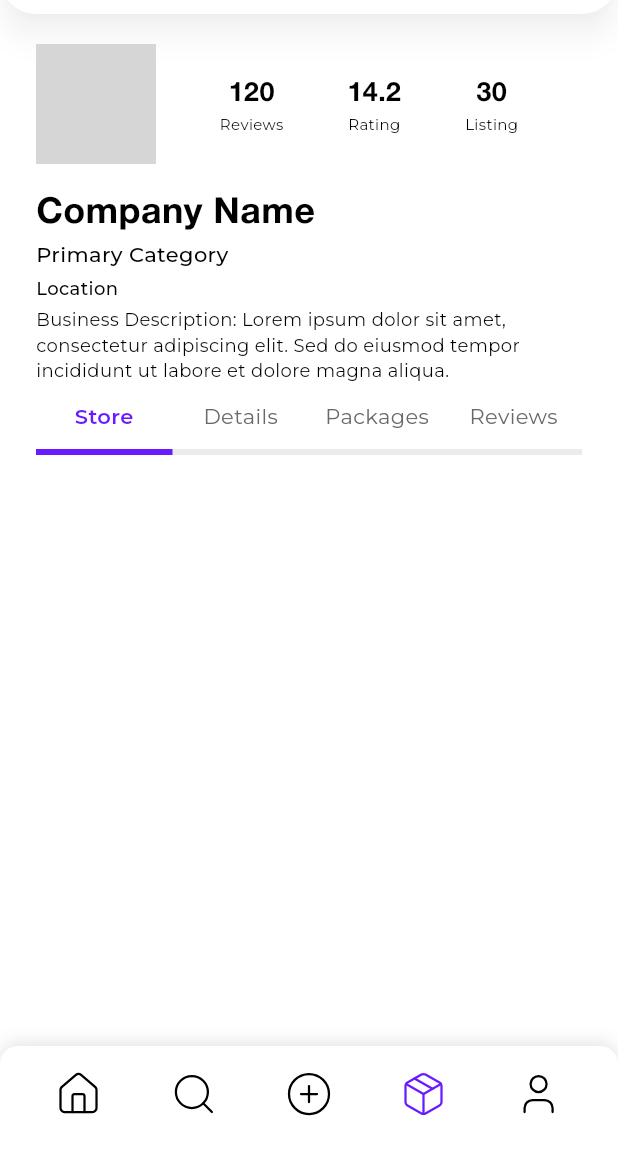
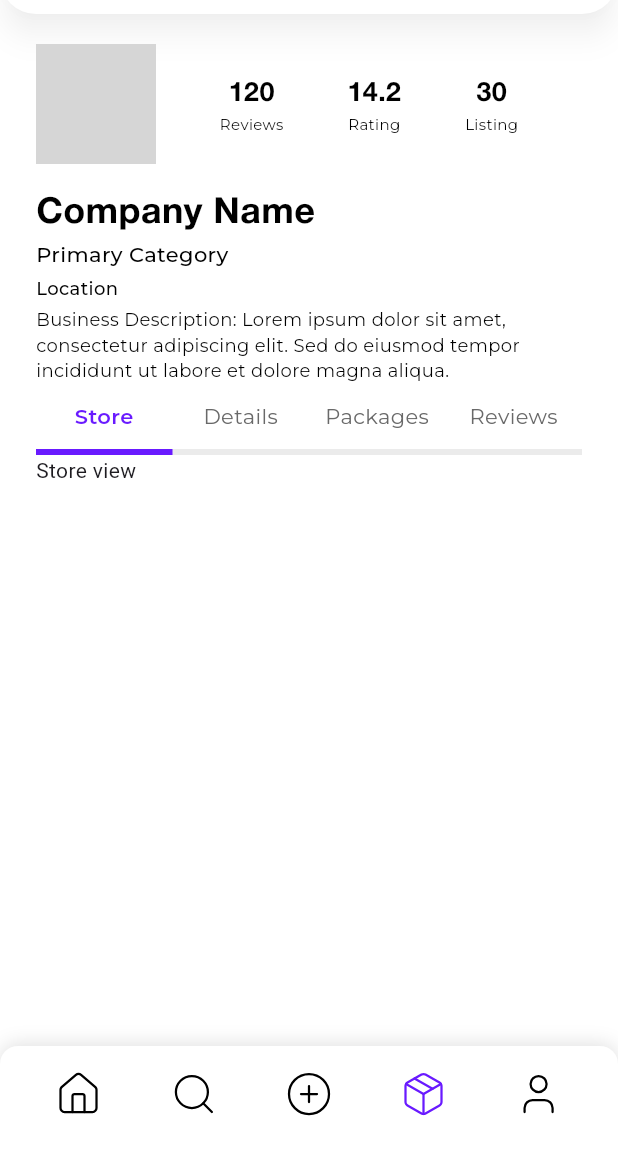
Before and after one commit to Manas1255/PlugdIn, a Flutter app: the VendorStoreScreen screen opened by its route, on a phone screen of 412 x 824 dp, the part 70-1236 px from its top. Run offline on Flutter 3.47's test engine with Material 3 defaults, Android fonts, the phone set to English and light mode, and no system bars; drawn by our look-alikes of cached_network_image, toastification; our stand-ins replace bloc, device_info_plus, device_preview, dio, equatable, firebase_remote_config and 11 more; missing offline and left inert: stream_chat_flutter; accounts and stored records are empty; generated files the repository leaves out were written again; network calls fail; grey boxes are pictures that could not be loaded.

Commit message:
Feat: Vendor store static tab bar implemented

```diff
--- a/lib/features/vendor/store/presentation/cubit/state.dart
+++ b/lib/features/vendor/store/presentation/cubit/state.dart
@@ -1,23 +1,29 @@
 import 'package:equatable/equatable.dart';
 import 'package:plugdin/enums/role_type.dart';
+import 'package:plugdin/enums/store_view_type.dart';
 
 class VendorStoreState extends Equatable {
   const VendorStoreState({
     this.selectedRoleType = RoleType.none,
+    this.storeViewType = StoreViewType.storeView,
   });
 
   final RoleType? selectedRoleType;
+  final StoreViewType storeViewType;
 
   VendorStoreState copyWith({
     RoleType? selectedRoleType,
+    StoreViewType? storeViewType,
   }) {
     return VendorStoreState(
       selectedRoleType: selectedRoleType ?? this.selectedRoleType,
+      storeViewType: storeViewType ?? this.storeViewType,
     );
   }
 
   @override
   List<Object?> get props => [
     selectedRoleType,
+    storeViewType,
   ];
 }
--- a/lib/features/vendor/store/presentation/views/store_screen.dart
+++ b/lib/features/vendor/store/presentation/views/store_screen.dart
@@ -1,12 +1,60 @@
 import 'package:flutter/material.dart';
+import 'package:flutter_bloc/flutter_bloc.dart';
 import 'package:plugdin/constants/app_colors.dart';
 import 'package:plugdin/constants/app_text_style.dart';
+import 'package:plugdin/enums/store_view_type.dart';
+import 'package:plugdin/features/vendor/store/presentation/cubit/cubit.dart';
+import 'package:plugdin/features/vendor/store/presentation/cubit/state.dart';
+import 'package:plugdin/features/vendor/store/presentation/views/details_view.dart';
+import 'package:plugdin/features/vendor/store/presentation/views/packages_view.dart';
+import 'package:plugdin/features/vendor/store/presentation/views/reviews_view.dart';
+import 'package:plugdin/features/vendor/store/presentation/views/store_view.dart';
 import 'package:plugdin/features/vendor/store/presentation/widgets/store_details_widget.dart';
 import 'package:plugdin/features/vendor/store/presentation/widgets/store_header_widget.dart';
 import 'package:plugdin/utils/widgets/pi_tab_bar.dart';
 
-class VendorStoreScreen extends StatelessWidget {
+class VendorStoreScreen extends StatefulWidget {
   const VendorStoreScreen({super.key});
+
+  @override
+  State<VendorStoreScreen> createState() => _VendorStoreScreenState();
+}
+
+class _VendorStoreScreenState extends State<VendorStoreScreen> {
+  late PageController _pageController;
+
+  void _onPageChanged(int index) {
+    final viewType = index == 0
+        ? StoreViewType.storeView
+        : index == 1
+        ? StoreViewType.detailsView
+        : index == 2
+        ? StoreViewType.packagesView
+        : StoreViewType.reviewsView;
+    context.read<VendorStoreCubit>().updateSelectedStoreViewType(
+      viewType,
+    );
+  }
+
+  void _animateToPage(int index) {
+    _pageController.animateToPage(
+      index,
+      duration: const Duration(milliseconds: 300),
+      curve: Curves.easeInOut,
+    );
+  }
+
+  @override
+  void initState() {
+    _pageController = PageController();
+    super.initState();
+  }
+
+  @override
+  void dispose() {
+    _pageController.dispose();
+    super.dispose();
+  }
 
   @override
   Widget build(BuildContext context) {
@@ -28,7 +76,9 @@ class VendorStoreScreen extends StatelessWidget {
           ),
         ),
       ),
-      body: Padding(
+      body: BlocBuilder<VendorStoreCubit, VendorStoreState>(
+        builder: (context, state) {
+          return Padding(
             padding: const EdgeInsetsDirectional.symmetric(
               horizontal: 24,
               vertical: 20,
@@ -36,23 +86,95 @@ class VendorStoreScreen extends StatelessWidget {
             child: Column(
               crossAxisAlignment: CrossAxisAlignment.start,
               children: [
+                Expanded(
+                  child: NestedScrollView(
+                    headerSliverBuilder:
+                        (BuildContext context, bool innerBoxIsScrolled) => [
+                          SliverToBoxAdapter(
+                            child: Column(
+                              children: [
                                 StoreHeaderWidget(),
                                 const SizedBox(height: 16),
                                 StoreDetailsWidget(),
-            PITabBar(
+                              ],
+                            ),
+                          ),
+                          SliverPersistentHeader(
+                            pinned: true,
+                            delegate: _SliverTabBarDelegate(
+                              child: PreferredSize(
+                                preferredSize: const Size.fromHeight(48),
+                                child: PITabBar(
                                   tabOneText: 'Store',
                                   tabTwoText: 'Details',
                                   tabThreeText: 'Packages',
                                   tabFourText: 'Reviews',
-              onTabOnePress: () {},
-              onTabTwoPress: () {},
-              onTabThreePress: () {},
-              onTabFourPress: () {},
-              selectedIndex: 0,
+                                  onTabOnePress: () => _animateToPage(0),
+                                  onTabTwoPress: () => _animateToPage(1),
+                                  onTabThreePress: () => _animateToPage(2),
+                                  onTabFourPress: () => _animateToPage(3),
+                                  selectedIndex:
+                                      state.storeViewType ==
+                                          StoreViewType.storeView
+                                      ? 0
+                                      : state.storeViewType ==
+                                            StoreViewType.detailsView
+                                      ? 1
+                                      : state.storeViewType ==
+                                            StoreViewType.packagesView
+                                      ? 2
+                                      : 3,
+                                ),
+                              ),
+                            ),
+                          ),
+                        ],
+                    body: PageView(
+                      controller: _pageController,
+                      onPageChanged: _onPageChanged,
+                      physics: const ClampingScrollPhysics(),
+                      children: [
+                        StoreView(),
+                        DetailsView(),
+                        PackagesView(),
+                        ReviewsView(),
+                      ],
+                    ),
+                  ),
                 ),
               ],
             ),
+          );
+        },
       ),
     );
   }
 }
+
+class _SliverTabBarDelegate extends SliverPersistentHeaderDelegate {
+  _SliverTabBarDelegate({required this.child});
+
+  final PreferredSizeWidget child;
+
+  @override
+  double get minExtent => child.preferredSize.height;
+
+  @override
+  double get maxExtent => child.preferredSize.height;
+
+  @override
+  Widget build(
+    BuildContext context,
+    double shrinkOffset,
+    bool overlapsContent,
+  ) {
+    return Material(
+      color: Theme.of(context).scaffoldBackgroundColor,
+      elevation: overlapsContent ? 2 : 0,
+      child: child,
+    );
+  }
+
+  @override
+  bool shouldRebuild(covariant _SliverTabBarDelegate old) => old.child != child;
+}
--- /dev/null
+++ b/lib/features/vendor/store/presentation/views/store_view.dart
@@ -0,0 +1,10 @@
+import 'package:flutter/material.dart';
+
+class StoreView extends StatelessWidget {
+  const StoreView({super.key});
+
+  @override
+  Widget build(BuildContext context) {
+    return Text('Store view');
+  }
+}
--- a/lib/utils/widgets/pi_tab_bar.dart
+++ b/lib/utils/widgets/pi_tab_bar.dart
@@ -56,6 +56,8 @@ class PITabBar extends StatelessWidget {
           AnimatedAlign(
             alignment: selectedIndex == 0
                 ? Alignment.bottomLeft
+                : selectedIndex == 1
+                ? Alignment.bottomCenter
                 : Alignment.bottomRight,
             duration: const Duration(milliseconds: 250),
             curve: Curves.ease,
```
Also changed, not shown: lib/features/vendor/store/presentation/cubit/cubit.dart (+9 -0 lines), lib/features/vendor/store/presentation/views/details_view.dart (added, +10 -0 lines), lib/features/vendor/store/presentation/views/packages_view.dart (added, +10 -0 lines), lib/features/vendor/store/presentation/views/reviews_view.dart (added, +10 -0 lines). Lines whose indentation alone changed are shown as unchanged.
